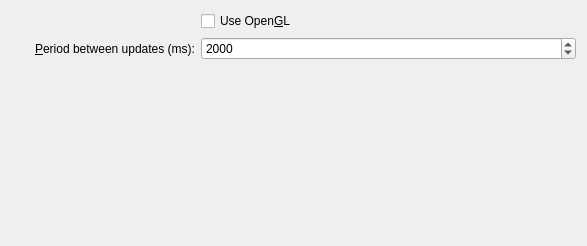
The window that src/libkstapp/generaltab.ui (Kst-plot/kst) describes before a commit, drawn with Qt 5.
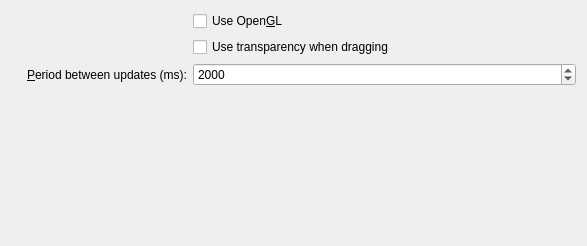
The same window after the commit.

Commit message: Add optional transparency durring drags. Draw children when dragging.

```diff
--- a/src/libkstapp/generaltab.ui
+++ b/src/libkstapp/generaltab.ui
@@ -14,7 +14,7 @@
    <string>Form</string>
   </property>
   <layout class="QGridLayout" name="gridLayout">
-   <item row="1" column="0">
+   <item row="2" column="0">
     <widget class="QLabel" name="label_5">
      <property name="text">
       <string>&amp;Period between updates (ms):</string>
@@ -27,7 +27,7 @@
      </property>
     </widget>
    </item>
-   <item row="1" column="1" colspan="2">
+   <item row="2" column="1" colspan="2">
     <widget class="QSpinBox" name="_maxUpdate">
      <property name="sizePolicy">
       <sizepolicy hsizetype="Expanding" vsizetype="Fixed">
@@ -55,7 +55,7 @@
      </property>
     </widget>
    </item>
-   <item row="2" column="0">
+   <item row="3" column="0">
     <spacer>
      <property name="orientation">
       <enum>Qt::Vertical</enum>
@@ -81,6 +81,13 @@
      </property>
     </widget>
    </item>
+   <item row="1" column="1">
+    <widget class="QCheckBox" name="_transparentDrag">
+     <property name="text">
+      <string>Use transparency when dragging</string>
+     </property>
+    </widget>
+   </item>
   </layout>
  </widget>
  <resources/>
```
The commit also changes 7 other files.
